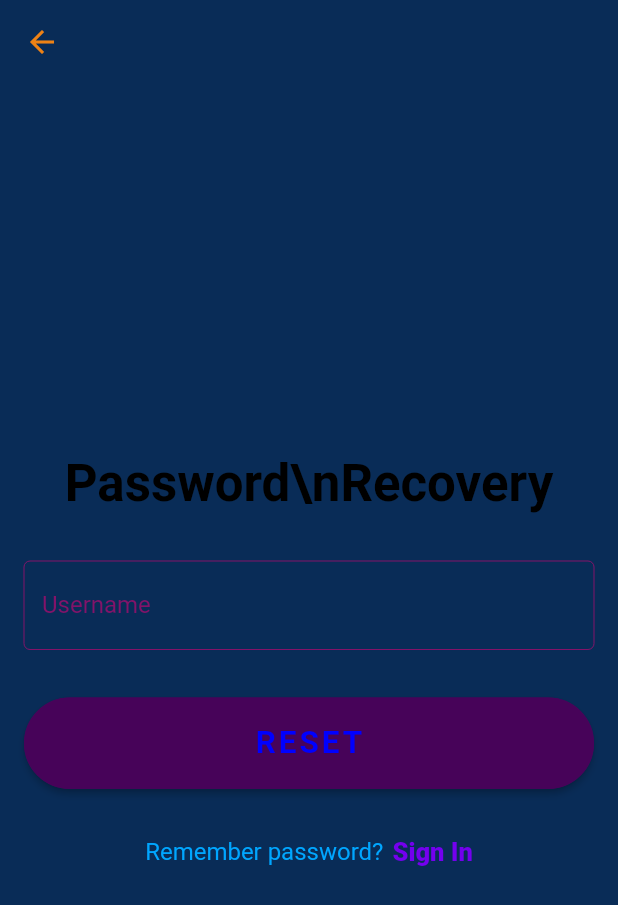
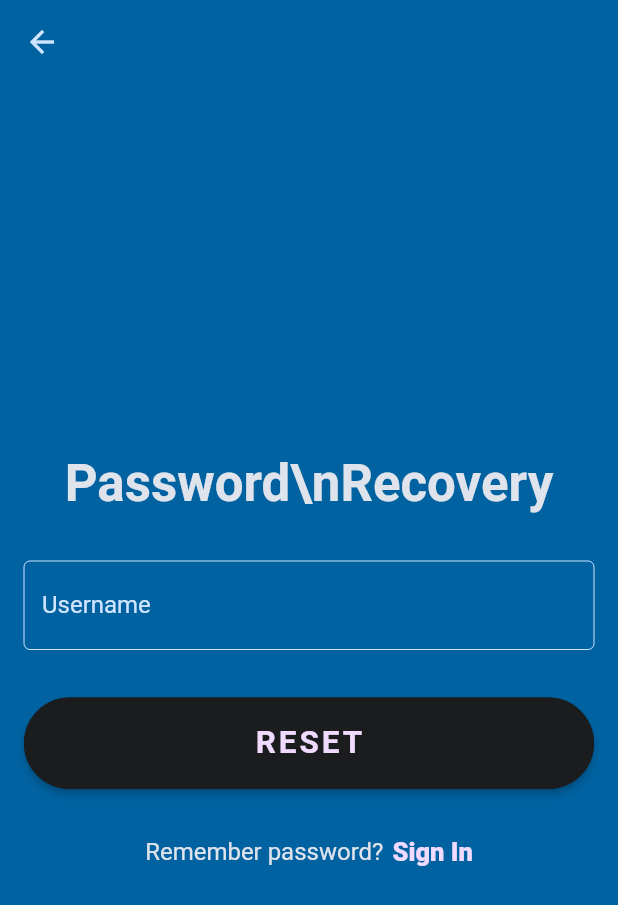
Before and after one commit to ShiftHackZ/WooCommerceMobile, a Flutter app: the PasswordRecoveryScreen screen opened directly, on a phone screen of 412 x 824 dp. Shown: the top 905 px of the screen. Run offline on Flutter 3.47's test engine with Material 2 defaults, Android fonts, the phone set to English and light mode, and no system bars; our stand-ins replace cached_network_image, dio, easy_localization, flutter_bloc, flutter_cache_manager, flutter_dotenv and 13 more; missing offline and left inert: fluster, invert_colors; accounts and stored records are empty; network calls fail; project files that could hold a hidden picture were left out.

Commit message:
Coloring Patch 6

```diff
--- a/lib/config/theme.dart
+++ b/lib/config/theme.dart
@@ -1,41 +1,45 @@
-import 'package:flutter/cupertino.dart';
 import 'package:flutter/material.dart';
 
+/// Contains WooApp material color palette configuration.
+///
+/// Generated by: https://m3.material.io/theme-builder#/custom
+/// Input primary color: #005d99
 class WooAppTheme {
-  static const Color colorCommonBackground = Color(0xFF448844);
-  static const Color colorCommonText = Color(0xFF00A6FF);
+  static const Color colorCommonBackground = Color(0xFFfdfcff);
+  static const Color colorCommonText = Color(0xFF1a1c1e);
 
-  static const Color colorCommonSectionBackground = Color(0xFF696969);
-  static const Color colorCommonSectionForeground = Color(0xFF723AC7);
+  static const Color colorCommonSectionBackground = Color(0xccd6e4f7);
+  static const Color colorCommonSectionForeground = Color(0xFF0f1d2a);
 
-  static const Color colorShimmerBackground = Color(0x59FFFFFF);
-  static const Color colorShimmerForeground = Color(0xFF000000);
+  static const Color colorShimmerBackground = Color(0x59d6e4f7);
+  static const Color colorShimmerForeground = Color(0xFF241432);
 
-  static const Color colorToolbarBackground = Color(0xFF00223F);
-  static const Color colorToolbarForeground = Color(0xFFEE8215);
+  static const Color colorToolbarBackground = Color(0xFF0062a0);
+  static const Color colorToolbarForeground = Color(0xFFd0e4ff);
 
-  static const Color colorPrimaryBackground = Color(0xFF470359);
-  static const Color colorPrimaryForeground = Color(0xFF0000FF);
+  static const Color colorPrimaryBackground = Color(0xFF0062a0);
+  static const Color colorPrimaryForeground = Color(0xFFFFFFFF);
 
-  static const Color colorSecondaryBackground = Color(0xFFFFFF00);
-  static const Color colorSecondaryForeground = Color(0xFF464600);
+  static const Color colorSecondaryBackground = Color(0xFFdfe3eb);
+  static const Color colorSecondaryForeground = Color(0xFF526070);
 
-  static const Color colorDangerActionBackground = Color(0xFF0000FF);
-  static const Color colorDangerActionForeground = Color(0xFF24B230);
+  static const Color colorDangerActionBackground = Color(0xFFffb4ab);
+  static const Color colorDangerActionForeground = Color(0xFF690005);
 
-  static const Color colorFeaturedSearchBackground = Color(0xFF44223F);
-  static const Color colorFeaturedSearchBorder = Color(0xFFA42091);//Color(0x808BC0EA);
+  static const Color colorFeaturedSearchBackground = Color(0xba2982b9);
+  static const Color colorFeaturedSearchBorder = Color(0x40d0e4ff);//Color(0x808BC0EA);
 
-  static const Color colorBottomBarIconActive = Color(0xff000000);
-  static const Color colorBottomBarIconNonActive = Color(0xff3caac2);
-  static const Color colorBottomBarBackground = Color(0xFFB2ECDE);
+  static const Color colorBottomBarIconNonActive = Color(0x996a5779);
+  static const Color colorBottomBarIconActive = Color(0xff241432);
+  // static const Color colorBottomBarBackground = Color(0xFFfdfcff);
+  static const Color colorBottomBarBackground = Color(0xffededf1);
 
-  static const Color colorRatingActive = Color(0xFFFFA807);
-  static const Color colorRatingNonActive = Color(0xFF525252);
-  static const Color colorRatingText = Color(0xFF0000FF);
+  static const Color colorRatingActive = Color(0xFFDC810B);
+  static const Color colorRatingNonActive = Color(0x99526070);
+  static const Color colorRatingText = Color(0xFF241432);
 
-  static const Color colorCardProductBackground = Color(0xFFFF0000);
-  static const Color colorCardProductText = Color(0xfffffb00);
+  static const Color colorCardProductBackground = Color(0xffedf4ff);
+  static const Color colorCardProductText = Color(0xFF001d35);
 
   static const Color colorProductStatusBgInStock = Color(0xFFFFFFFF);
   static const Color colorProductStatusTextInStock = Colors.lightGreen;
@@ -49,27 +53,20 @@ class WooAppTheme {
   static const Color colorProductStatusBgDefault = Color(0xFFFFF3F3);
   static const Color colorProductStatusTextDefault = Colors.redAccent;
 
+  static const Color colorCardOrderBackground = colorCardProductBackground;
+  static const Color colorCardOrderForeground = colorCardProductText;
 
-
-
-
-
-
-
-
-  static const Color colorCardOrderBackground = Color(0xFFFF0000);
-  static const Color colorCardOrderForeground = Color(0xFF00FFF0);
-
-  static const Color colorCreateOrderHeaderText = Color(0xFFE74BFF);
-  static const Color colorCardCreateOrderBackground = Color(0xFFFF0000);
+  static const Color colorCreateOrderHeaderText = colorCommonSectionForeground;
+  static const Color colorCardCreateOrderBackground = colorCommonSectionBackground;
   static const Color colorCardCreateOrderText = Color(0xFF565D88);
 
-  static const Color colorPrice = Color(0xFF00FF00);
-  static const Color colorPriceSale = Color(0xffa70404);
+  static const Color colorPrice = Color(0xFF1a1c1e);
+  static const Color colorPriceSale = Color(0xFFba1a1a);
 
-  static const Color colorAuthBackground = Color(0xFF092C57);
-  static const Color colorAuthHeaderText = Color(0xFF000000);
-  static const Color colorAuthActionText = Color(0xFF7400EF);
-  static const Color colorAuthFieldText = Color(0xFF831369);
-  static const Color colorAuthNotValidFieldText = Color(0xFF837413);
+  static const Color colorAuthBackground = Color(0xff0062a0);
+  static const Color colorAuthHeaderText = Color(0xFFdfe3eb);
+  static const Color colorAuthActionText = Color(0xFFf1daff);
+  static const Color colorAuthActionBackground = Color(0xFF1a1c1e);
+  static const Color colorAuthFieldText = Color(0xFFd0e4ff);
+  static const Color colorAuthNotValidFieldText = Color(0xFFba1a1a);
 }
--- a/lib/screens/auth/login.dart
+++ b/lib/screens/auth/login.dart
@@ -188,20 +188,20 @@ class _LoginScreenState extends State<LoginScreen> {
                           style: TextStyle(
                             fontSize: 21,
                             fontWeight: FontWeight.w600,
-                            color: WooAppTheme.colorPrimaryForeground,
+                            color: WooAppTheme.colorAuthActionText,
                             letterSpacing: 2.0,
                           ),
                         ),
                       ),
                       style: ButtonStyle(
                         backgroundColor: MaterialStateProperty.all(
-                          WooAppTheme.colorPrimaryBackground,
+                          WooAppTheme.colorAuthActionBackground,
                         ),
                         shape: MaterialStateProperty.all<RoundedRectangleBorder>(
                           RoundedRectangleBorder(
                             borderRadius: BorderRadius.circular(36.0),
                             side: BorderSide(
-                              color: WooAppTheme.colorPrimaryBackground,
+                              color: WooAppTheme.colorAuthActionBackground,
                             ),
                           ),
                         ),
@@ -217,7 +217,7 @@ class _LoginScreenState extends State<LoginScreen> {
                         style: TextStyle(
                           fontSize: 16,
                           fontWeight: FontWeight.w400,
-                          color: WooAppTheme.colorCommonText,
+                          color: WooAppTheme.colorAuthHeaderText,
                         ),
                       ).tr(),
                       SizedBox(width: 6),
--- a/lib/screens/auth/register.dart
+++ b/lib/screens/auth/register.dart
@@ -263,20 +263,20 @@ class _RegisterScreenState extends State<RegisterScreen> {
                             style: TextStyle(
                               fontSize: 21,
                               fontWeight: FontWeight.w600,
-                              color: WooAppTheme.colorPrimaryForeground,
+                              color: WooAppTheme.colorAuthActionText,
                               letterSpacing: 2.0,
                             ),
                           ),
                         ),
                         style: ButtonStyle(
                           backgroundColor: MaterialStateProperty.all(
-                            WooAppTheme.colorPrimaryBackground,
+                            WooAppTheme.colorAuthActionBackground,
                           ),
                           shape: MaterialStateProperty.all<RoundedRectangleBorder>(
                             RoundedRectangleBorder(
                               borderRadius: BorderRadius.circular(36.0),
                               side: BorderSide(
-                                color: WooAppTheme.colorPrimaryBackground,
+                                color: WooAppTheme.colorAuthActionBackground,
                               ),
                             ),
                           ),
@@ -292,7 +292,7 @@ class _RegisterScreenState extends State<RegisterScreen> {
                           style: TextStyle(
                             fontSize: 16,
                             fontWeight: FontWeight.w400,
-                            color: WooAppTheme.colorCommonText,
+                            color: WooAppTheme.colorAuthHeaderText,
                           ),
                         ).tr(),
                         SizedBox(width: 6),
--- a/lib/screens/auth/reset.dart
+++ b/lib/screens/auth/reset.dart
@@ -109,20 +109,20 @@ class _PasswordRecoveryScreenState extends State<PasswordRecoveryScreen> {
                           style: TextStyle(
                             fontSize: 21,
                             fontWeight: FontWeight.w600,
-                            color: WooAppTheme.colorPrimaryForeground,
+                            color: WooAppTheme.colorAuthActionText,
                             letterSpacing: 2.0,
                           ),
                         ),
                       ),
                       style: ButtonStyle(
                         backgroundColor: MaterialStateProperty.all(
-                          WooAppTheme.colorPrimaryBackground,
+                          WooAppTheme.colorAuthActionBackground,
                         ),
                         shape: MaterialStateProperty.all<RoundedRectangleBorder>(
                           RoundedRectangleBorder(
                             borderRadius: BorderRadius.circular(36.0),
                             side: BorderSide(
-                              color: WooAppTheme.colorPrimaryBackground,
+                              color: WooAppTheme.colorAuthActionBackground,
                             ),
                           ),
                         ),
@@ -138,7 +138,7 @@ class _PasswordRecoveryScreenState extends State<PasswordRecoveryScreen> {
                         style: TextStyle(
                           fontSize: 16,
                           fontWeight: FontWeight.w400,
-                          color: WooAppTheme.colorCommonText,
+                          color: WooAppTheme.colorAuthHeaderText,
                         ),
                       ).tr(),
                       SizedBox(width: 6),
--- a/lib/screens/home/home.dart
+++ b/lib/screens/home/home.dart
@@ -74,8 +74,8 @@ class HomeScreenState extends State<HomeScreen> {
       ),
       bottomNavigationBar: BottomNavigationBar(
         type: BottomNavigationBarType.fixed,
-        unselectedItemColor: WooAppTheme.colorBottomBarIconActive,
-        selectedItemColor: WooAppTheme.colorBottomBarIconNonActive,
+        unselectedItemColor: WooAppTheme.colorBottomBarIconNonActive,
+        selectedItemColor: WooAppTheme.colorBottomBarIconActive,
         backgroundColor: WooAppTheme.colorBottomBarBackground,
         showSelectedLabels: false,
         showUnselectedLabels: false,
--- a/lib/widget/shimmer.dart
+++ b/lib/widget/shimmer.dart
@@ -98,7 +98,6 @@ class ProductScreenShimmer extends StatelessWidget {
                           shape: RoundedRectangleBorder(
                             borderRadius: BorderRadius.circular(8.0),
                           ),
-                          color: WooAppTheme.colorShimmerBackground,
                           margin: EdgeInsets.zero,
                           clipBehavior: Clip.antiAlias,
                           child: Container(
```
